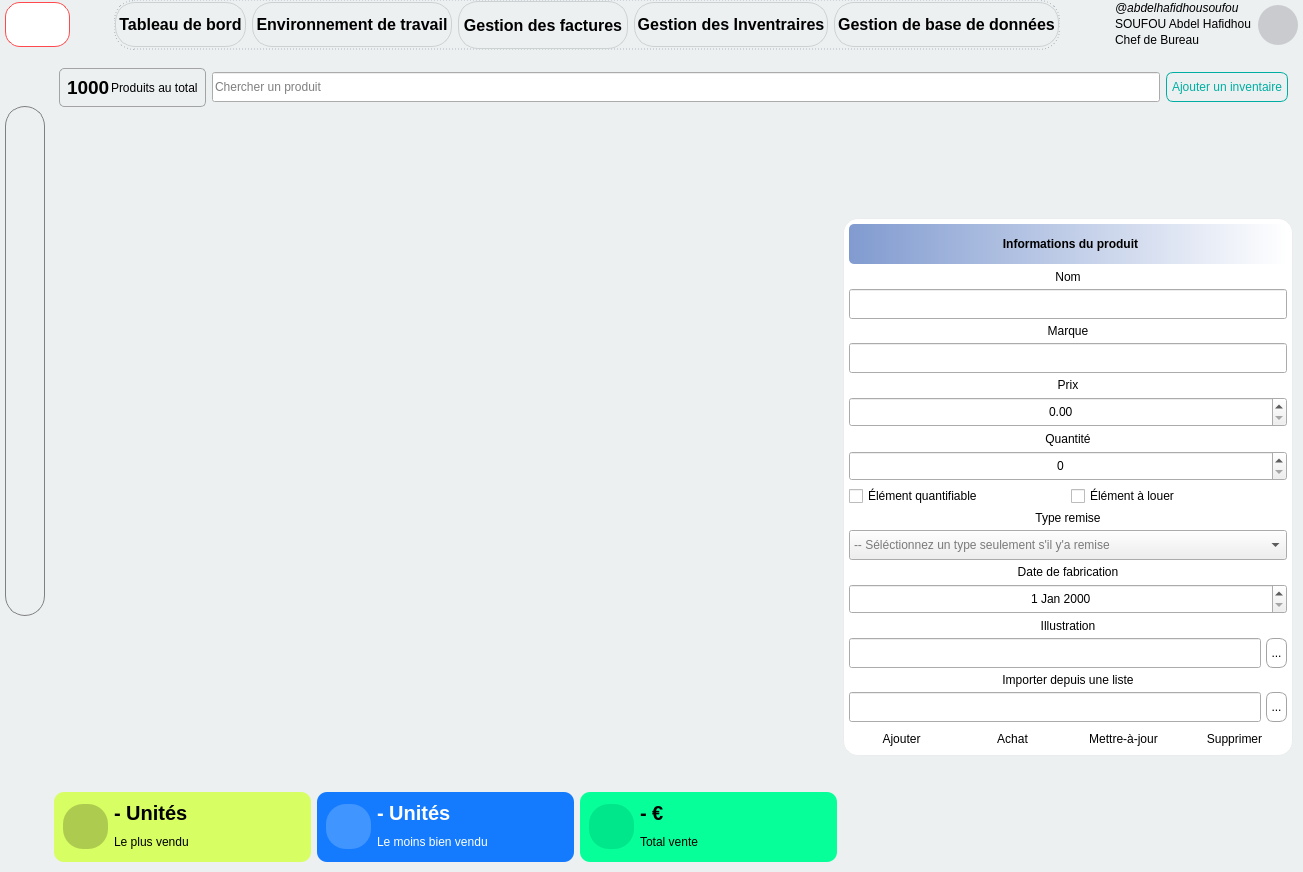
Before: the Qt Designer form forms/dialog.ui in SAbdelH/DevisCreator_premium, drawn with Qt 5.
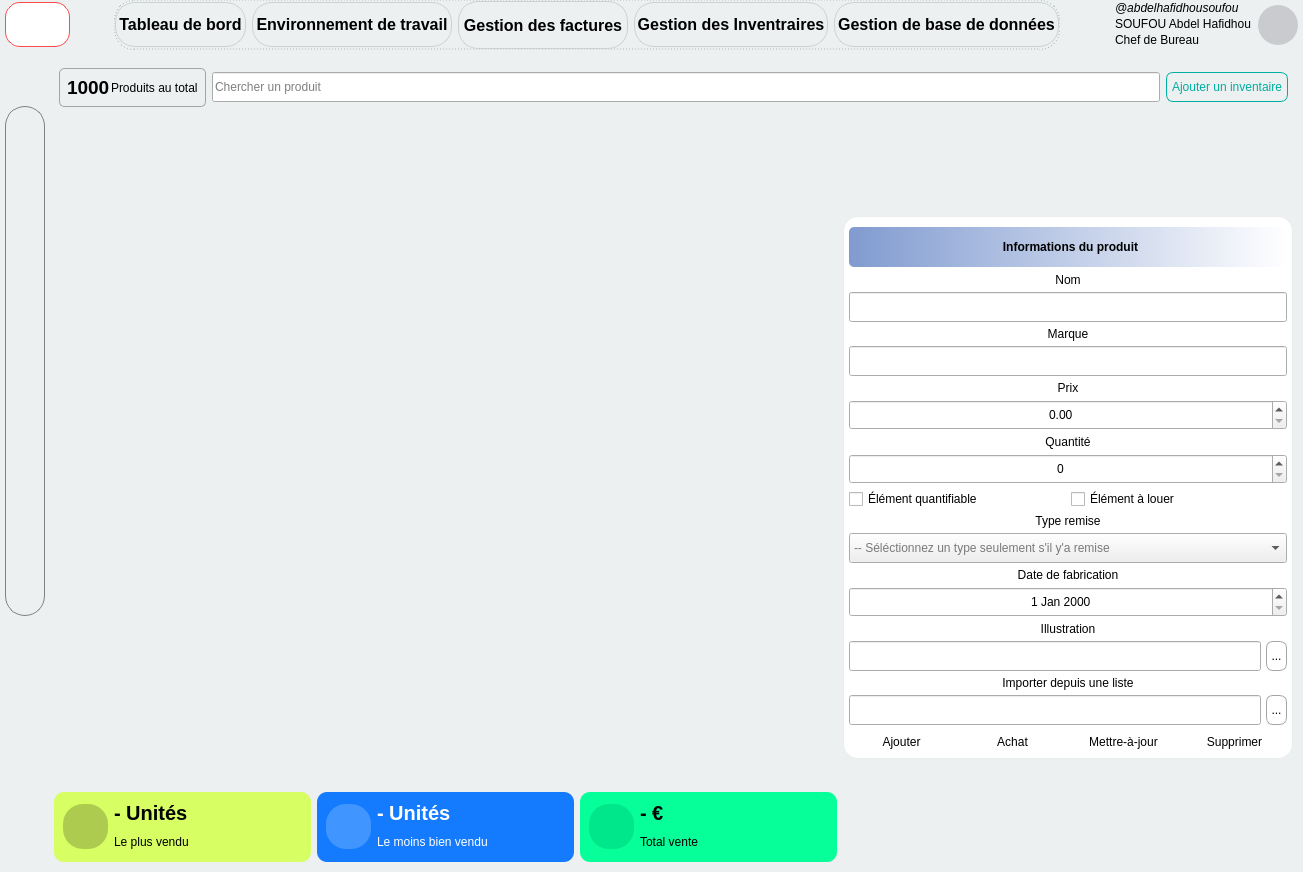
After: the same form once the commit is applied. The open tabs and pages were chosen to show the change. Icons and pictures are not drawn.

```diff
--- a/forms/dialog.ui
+++ b/forms/dialog.ui
@@ -6754,7 +6754,7 @@
             <number>5</number>
            </property>
            <property name="topMargin">
-            <number>5</number>
+            <number>10</number>
            </property>
            <property name="rightMargin">
             <number>5</number>
```
Left out of the diff: 2 changed lines with no effect on the pictures.
